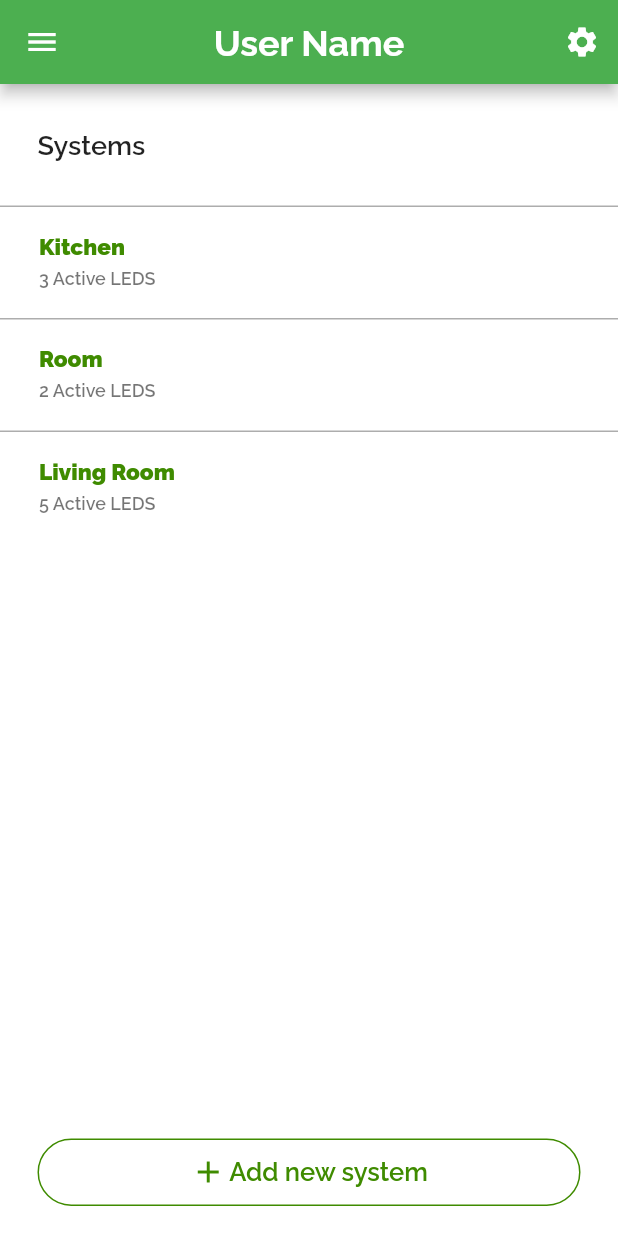
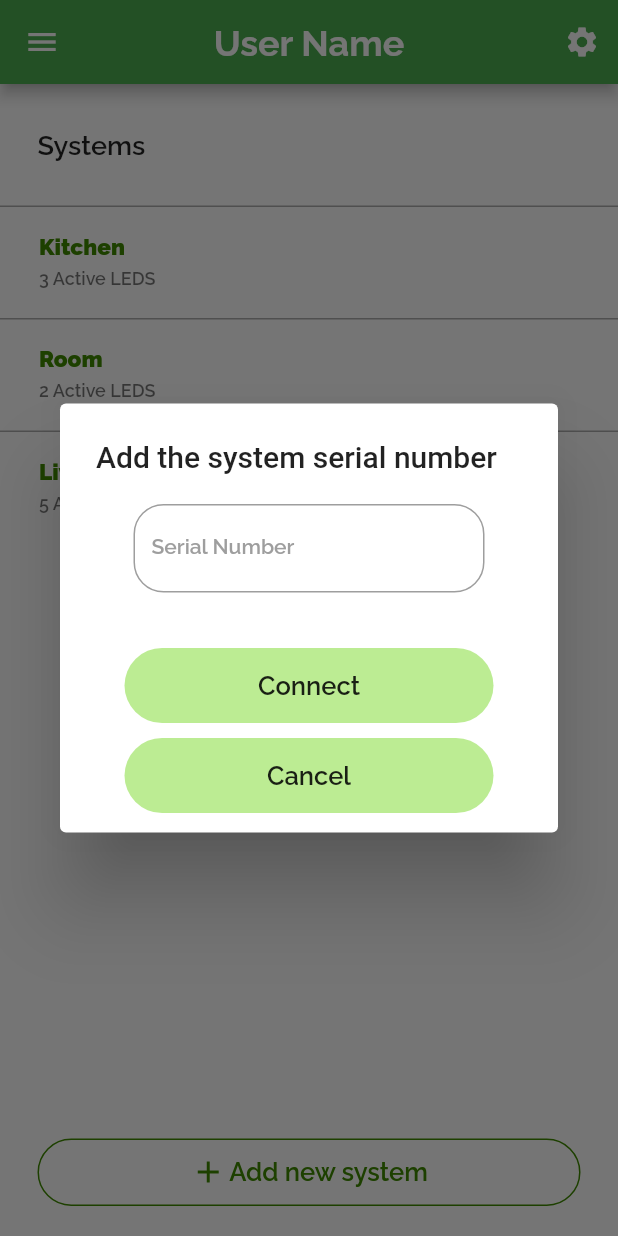
Before and after one commit to MohammadAlAgha/luminexa, a Flutter app: the screen it shows after launch, after a tap on "Add new system", on a phone screen of 412 x 824 dp. Run offline on Flutter 3.47's test engine with Material 2 defaults, Android fonts, the phone set to English and light mode, and no system bars; our stand-ins replace flutter_svg, google_nav_bar.

Commit message:
Frontend: Added the popup that accept user input for serial number

```diff
--- a/luminexa_mobile/lib/screens/landingPageUser.dart
+++ b/luminexa_mobile/lib/screens/landingPageUser.dart
@@ -19,10 +19,41 @@ class _landingState extends State<landing> {
 
   final newSystem = TextEditingController();
 
-  // void addSystem() {
-  //   print("Pressed");
-
-  // }
+  void addSystem() {
+    showDialog(
+        context: context,
+        builder: (context) {
+          return AlertDialog(
+            title: Text("Add the system serial number"),
+            content: sytledTextField(
+              isPass: false,
+              controller: newSystem,
+              label: "Serial Number",
+              hintText: "Serial Number",
+            ),
+            actions: [
+              Padding(
+                padding:
+                    const EdgeInsets.symmetric(horizontal: 35, vertical: 5),
+                child: styledButton(
+                  innerText: "Connect",
+                  onTap: () {},
+                ),
+              ),
+              Padding(
+                padding:
+                    const EdgeInsets.symmetric(horizontal: 35, vertical: 5),
+                child: styledButton(
+                  innerText: "Cancel",
+                  onTap: () {
+                    Navigator.of(context).pop();
+                  },
+                ),
+              ),
+            ],
+          );
+        });
+  }
 
   @override
   Widget build(BuildContext context) {
@@ -94,10 +125,9 @@ class _landingState extends State<landing> {
                     left: 25, right: 25, bottom: 20, top: 60),
                 width: MediaQuery.of(context).size.width,
                 child: iconButton(
-                  innerText: "Add new system",
-                  iconName: Icon(Icons.add),
-                  onTap: () {},
-                ),
+                    innerText: "Add new system",
+                    iconName: Icon(Icons.add),
+                    onTap: addSystem),
               ),
             )
           ]),
```
